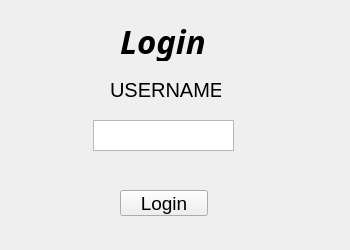
martinSaav/counter-strike-2D, file client/lobby/loginwindow.ui: the form before one commit.
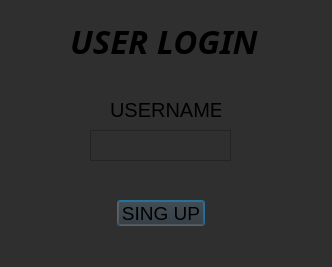
The form after the commit.

The edit to the form file:
```diff
--- a/client/lobby/loginwindow.ui
+++ b/client/lobby/loginwindow.ui
@@ -1,62 +1,32 @@
 <?xml version="1.0" encoding="UTF-8"?>
 <ui version="4.0">
  <class>loginwindow</class>
- <widget class="QWidget" name="loginwindow">
+ <widget class="QDialog" name="loginwindow">
   <property name="geometry">
    <rect>
     <x>0</x>
     <y>0</y>
-    <width>350</width>
-    <height>250</height>
+    <width>332</width>
+    <height>267</height>
    </rect>
   </property>
-  <property name="minimumSize">
-   <size>
-    <width>350</width>
-    <height>250</height>
-   </size>
-  </property>
   <property name="maximumSize">
    <size>
-    <width>300</width>
-    <height>255</height>
+    <width>500</width>
+    <height>500</height>
    </size>
   </property>
   <property name="windowTitle">
    <string/>
   </property>
-  <property name="layoutDirection">
-   <enum>Qt::LeftToRight</enum>
-  </property>
   <property name="styleSheet">
-   <string notr="true"/>
+   <string notr="true">background-color: #2F2F2F;</string>
   </property>
-  <widget class="QLabel" name="loginLabel">
-   <property name="geometry">
-    <rect>
-     <x>120</x>
-     <y>20</y>
-     <width>101</width>
-     <height>41</height>
-    </rect>
-   </property>
-   <property name="font">
-    <font>
-     <family>Ubuntu Sans Mono</family>
-     <pointsize>25</pointsize>
-     <italic>true</italic>
-     <bold>true</bold>
-    </font>
-   </property>
-   <property name="text">
-    <string>Login</string>
-   </property>
-  </widget>
   <widget class="QLabel" name="label">
    <property name="geometry">
     <rect>
      <x>110</x>
-     <y>80</y>
+     <y>100</y>
      <width>111</width>
      <height>20</height>
     </rect>
@@ -73,8 +43,8 @@
   <widget class="QPushButton" name="loginButton">
    <property name="geometry">
     <rect>
-     <x>120</x>
-     <y>190</y>
+     <x>117</x>
+     <y>200</y>
      <width>88</width>
      <height>26</height>
     </rect>
@@ -85,14 +55,35 @@
     </font>
    </property>
    <property name="text">
-    <string>Login</string>
+    <string>SING UP</string>
+   </property>
+  </widget>
+  <widget class="QLabel" name="loginLabel">
+   <property name="geometry">
+    <rect>
+     <x>70</x>
+     <y>20</y>
+     <width>191</width>
+     <height>41</height>
+    </rect>
+   </property>
+   <property name="font">
+    <font>
+     <family>Ubuntu Sans Mono</family>
+     <pointsize>25</pointsize>
+     <italic>true</italic>
+     <bold>true</bold>
+    </font>
+   </property>
+   <property name="text">
+    <string>USER LOGIN</string>
    </property>
   </widget>
   <widget class="QTextEdit" name="usernameInput">
    <property name="geometry">
     <rect>
-     <x>93</x>
-     <y>120</y>
+     <x>90</x>
+     <y>130</y>
      <width>141</width>
      <height>31</height>
     </rect>
```
Left out of the diff: 17 changed lines with no effect on the pictures.
